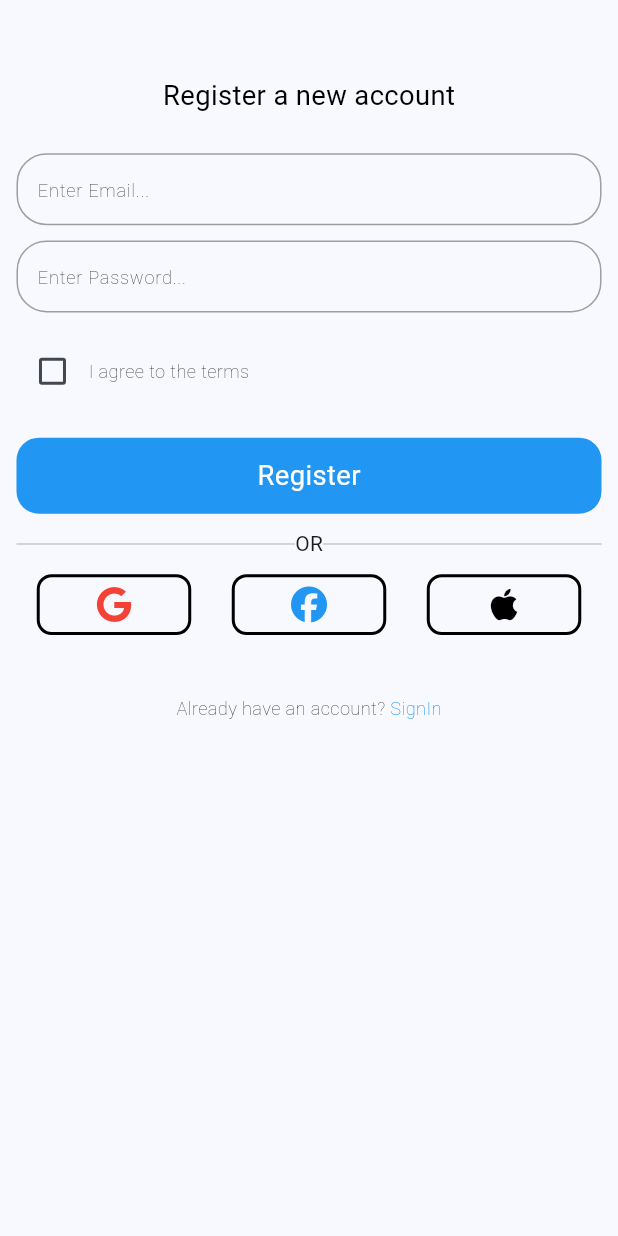
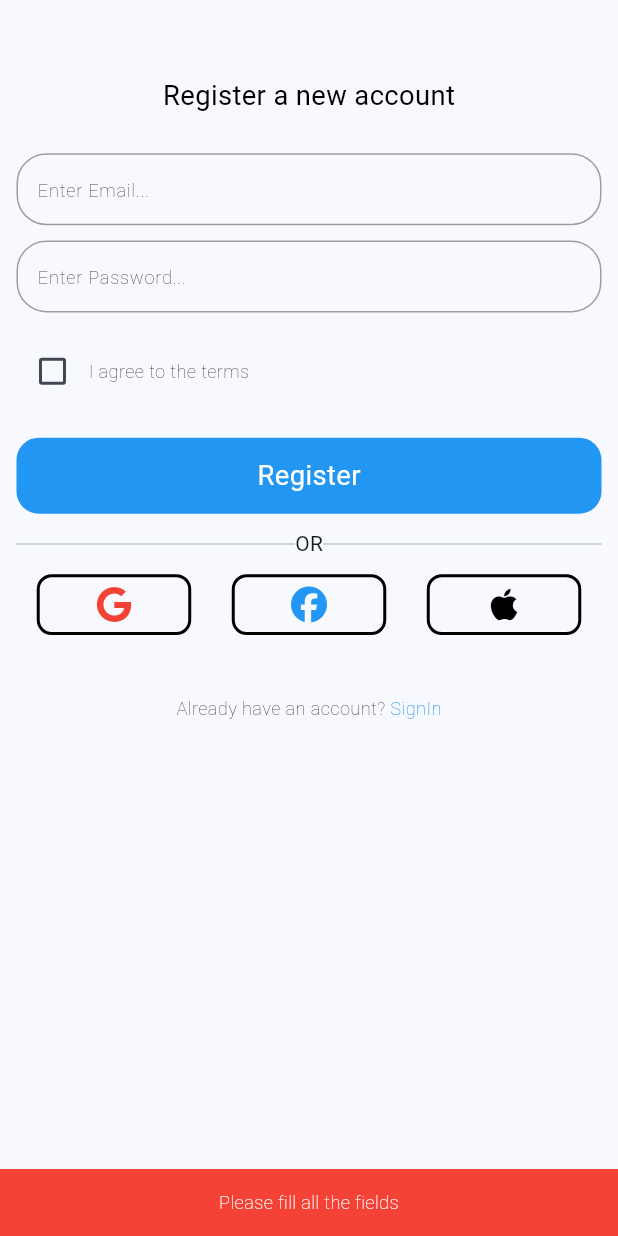
Before and after one commit to Moha2001hassan/todo-riverpod, a Flutter app: the RegisterScreen screen opened by its route, after a tap on "Register", on a phone screen of 412 x 824 dp. Run offline on Flutter 3.47's test engine with Material 3 defaults, Android fonts, the phone set to English and light mode, and no system bars; our stand-ins replace firebase_auth, firebase_core, flutter_riverpod, font_awesome_flutter, go_router, google_fonts and 1 more; accounts and stored records are empty; generated files the repository leaves out were written again.

```diff
--- /dev/null
+++ b/lib/core/helpers/show_snackbar.dart
@@ -0,0 +1,19 @@
+import 'package:flutter/material.dart';
+
+import '../../utils/styles.dart';
+
+void showSnackBar({
+  required BuildContext context,
+  required String message,
+  Color? color,
+}) {
+  final snackBar = SnackBar(
+    content: Text(
+      message,
+      style: AppStyles.normalTextStyle.copyWith(color: Colors.white),
+      textAlign: TextAlign.center,
+    ),
+    backgroundColor: color ?? Colors.green,
+  );
+  ScaffoldMessenger.of(context).showSnackBar(snackBar);
+}
--- a/lib/features/auth/data/auth_repository.dart
+++ b/lib/features/auth/data/auth_repository.dart
@@ -12,12 +12,10 @@ class AuthRepository {
   }
 
   Future<void> signUp(String email, String password) async {
-    final credential = await _auth.createUserWithEmailAndPassword(
+    await _auth.createUserWithEmailAndPassword(
       email: email,
       password: password,
     );
-    final user = credential.user;
-    await user?.sendEmailVerification();
   }
 
   Future<void> signOut() async {
--- a/lib/features/auth/presentation/screens/register_screen.dart
+++ b/lib/features/auth/presentation/screens/register_screen.dart
@@ -2,11 +2,13 @@ import 'package:flutter/material.dart';
 import 'package:flutter_riverpod/flutter_riverpod.dart';
 import 'package:font_awesome_flutter/font_awesome_flutter.dart';
 import 'package:go_router/go_router.dart';
+import 'package:todo_riverpod/core/common_widgets/async_value_ui.dart';
 
+import '../../../../core/helpers/show_snackbar.dart';
 import '../../../../core/routes/routes.dart';
 import '../../../../utils/size_config.dart';
 import '../../../../utils/styles.dart';
-import '../widgets/common_btn.dart';
+import '../controllers/auth_controller.dart';
 import '../widgets/common_text_field.dart';
 import '../widgets/login_icon_btn.dart';
 import '../widgets/or_divider.dart';
@@ -27,6 +29,10 @@ class _RegisterScreenState extends ConsumerState<RegisterScreen> {
   @override
   Widget build(BuildContext context) {
     SizeConfig.init(context);
+    final state = ref.watch(authControllerProvider);
+    ref.listen(authControllerProvider, (_, state) {
+      state.showAlertDialogOnError(context);
+    });
     return Scaffold(
       body: SafeArea(
         child: Padding(
@@ -39,10 +45,7 @@ class _RegisterScreenState extends ConsumerState<RegisterScreen> {
           child: SingleChildScrollView(
             child: Column(
               children: [
-                Text(
-                  'Register a new account',
-                  style: AppStyles.titleTextStyle,
-                ),
+                Text('Register a new account', style: AppStyles.titleTextStyle),
                 SizedBox(height: SizeConfig.getProportionateHeight(25)),
                 CommonTextField(
                   controller: _emailController,
@@ -71,7 +74,33 @@ class _RegisterScreenState extends ConsumerState<RegisterScreen> {
                   ],
                 ),
                 SizedBox(height: SizeConfig.getProportionateHeight(20)),
-                CommonButton(title: 'Register', onTap: () {}),
+
+                //CommonButton(title: 'Register', onTap: _validateDetails),
+                Material(
+                  color: Colors.blue,
+                  borderRadius: BorderRadius.circular(15),
+                  child: InkWell(
+                    onTap: _validateDetails,
+                    borderRadius: BorderRadius.circular(15),
+                    child: Container(
+                      alignment: Alignment.center,
+                      height: SizeConfig.getProportionateHeight(50),
+                      width: SizeConfig.screenWidth,
+                      decoration: BoxDecoration(
+                        borderRadius: BorderRadius.circular(15),
+                      ),
+                      child: state.isLoading
+                          ? const CircularProgressIndicator(color: Colors.white)
+                          : Text(
+                              'Register',
+                              style: AppStyles.titleTextStyle.copyWith(
+                                color: Colors.white,
+                              ),
+                            ),
+                    ),
+                  ),
+                ),
+
                 SizedBox(height: SizeConfig.getProportionateHeight(10)),
                 OrDivider(),
                 SizedBox(height: SizeConfig.getProportionateHeight(10)),
@@ -115,13 +144,30 @@ class _RegisterScreenState extends ConsumerState<RegisterScreen> {
                       ),
                     ),
                   ],
-                )
+                ),
               ],
             ),
           ),
         ),
       ),
     );
+  }
+
+  void _validateDetails() {
+    final email = _emailController.text.trim();
+    final password = _passwordController.text.trim();
+
+    if (email.isEmpty || password.isEmpty) {
+      showSnackBar(
+        context: context,
+        message: 'Please fill all the fields',
+        color: Colors.red,
+      );
+    } else {
+      ref
+          .read(authControllerProvider.notifier)
+          .createUserWithEmailAndPassword(email: email, password: password);
+    }
   }
 
   @override
```
Also changed, not shown: lib/core/common_widgets/async_value_ui.dart (added, +39 -0 lines), lib/features/auth/presentation/screens/account_screen.dart (added, +13 -0 lines), lib/features/auth/presentation/screens/signin_screen.dart (+49 -2 lines), lib/features/task_management/presentation/screens/add_task_screen.dart (added, +13 -0 lines), lib/features/task_management/presentation/screens/all_tasks_screen.dart (added, +13 -0 lines), lib/features/task_management/presentation/screens/completed_tasks_screen.dart (added, +13 -0 lines), lib/features/task_management/presentation/screens/incomplete_tasks_screen.dart (added, +13 -0 lines), lib/features/task_management/presentation/screens/main_screen.dart (+60 -3 lines).
